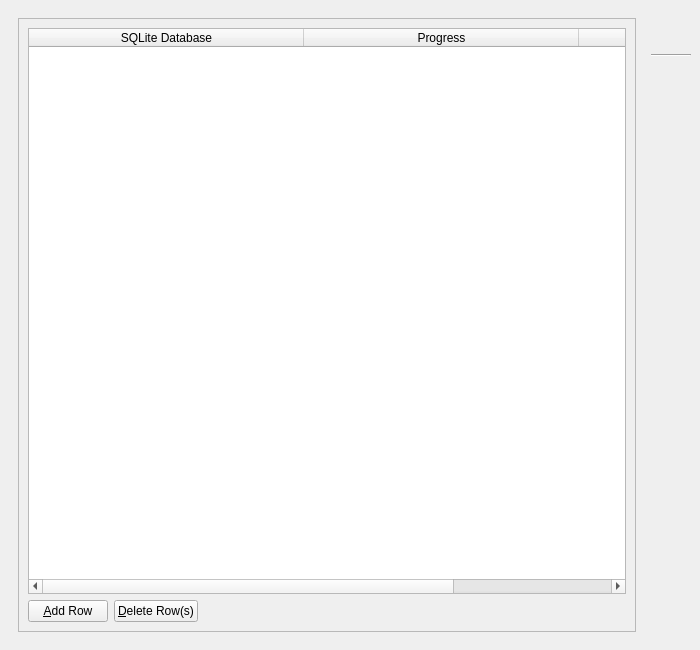
textbrowser/biblioteq, file UI/biblioteq_merge_sqlite_databases.ui: the form before one commit.
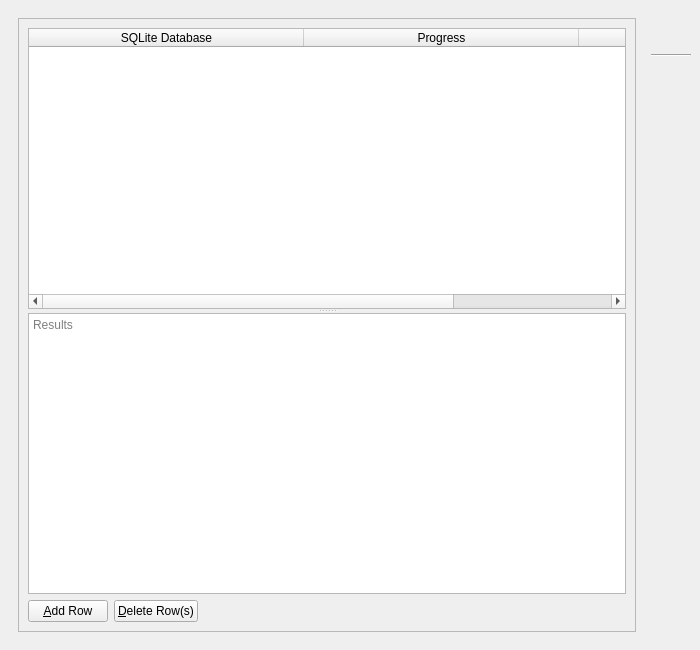
The form after the commit. Icons and pictures are not drawn.

```diff
--- a/UI/biblioteq_merge_sqlite_databases.ui
+++ b/UI/biblioteq_merge_sqlite_databases.ui
@@ -95,6 +95,11 @@
                </property>
               </column>
              </widget>
+             <widget class="QTextBrowser" name="textBrowser">
+              <property name="placeholderText">
+               <string>Results</string>
+              </property>
+             </widget>
             </widget>
            </item>
            <item>
```
Left out of the diff: 6 changed lines with no effect on the pictures.
